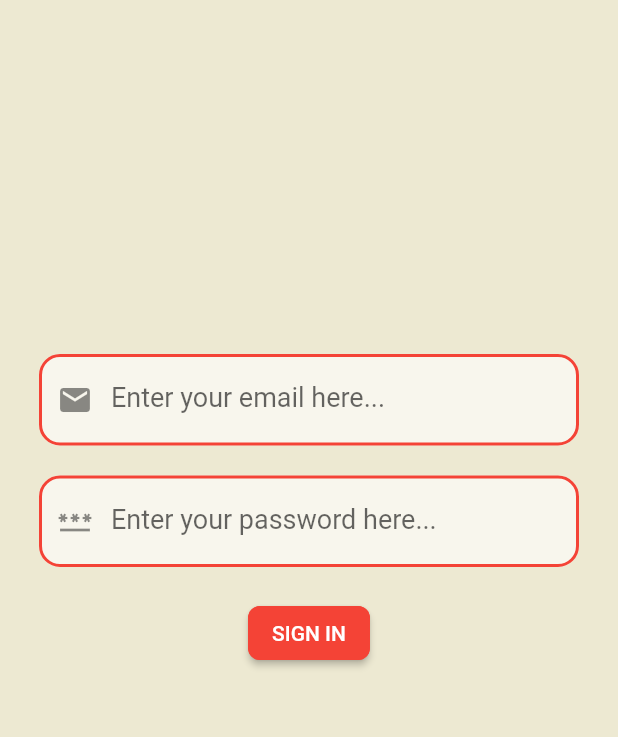
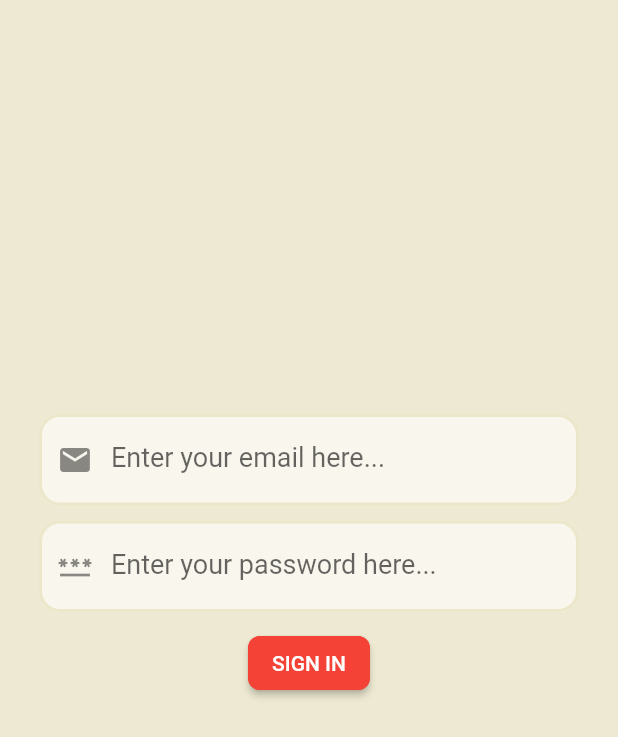
Before and after one commit to ulik88/SmartHome, a Flutter app: the SignInPage screen opened directly, on a phone screen of 412 x 824 dp. Shown: the top 737 px of the screen. Run offline on Flutter 3.47's test engine with Material 2 defaults, Android fonts, the phone set to English and light mode, and no system bars; our stand-ins replace animated_splash_screen, cloud_firestore, firebase_auth, firebase_core, flutter_bloc, flutter_svg and 1 more; accounts and stored records are empty.

Commit message:
style adjusted

```diff
--- a/smart_home/lib/presentatoin/pages/sign_in_page.dart
+++ b/smart_home/lib/presentatoin/pages/sign_in_page.dart
@@ -16,7 +16,7 @@ class SignInPage extends StatelessWidget {
           children: [
             Padding(
               padding: EdgeInsets.only(
-                  left: 20.0, top: 190, right: 20.0, bottom: 20.0),
+                  left: 20.0, top: 230, right: 20.0, bottom: 20.0),
             ),
             TextField(
               textAlign: TextAlign.center,
@@ -29,16 +29,16 @@ class SignInPage extends StatelessWidget {
                 labelText: "Enter your email here...",
                 enabledBorder: OutlineInputBorder(
                   borderRadius: BorderRadius.all(Radius.circular(14.0)),
-                  borderSide: BorderSide(color: Colors.red, width: 2),
+                  borderSide: BorderSide(color: Color(0x65D9D094), width: 2),
                 ),
                 focusedBorder: OutlineInputBorder(
                   borderRadius: BorderRadius.all(Radius.circular(20.0)),
-                  borderSide: BorderSide(color: Colors.red, width: 2),
+                  borderSide: BorderSide(color: Color(0x65D9D094), width: 2),
                 ),
               ),
             ),
             SizedBox(
-              height: 20,
+              height: 10,
               width: 100,
             ),
             TextField(
@@ -55,18 +55,18 @@ class SignInPage extends StatelessWidget {
                 labelText: "Enter your password here...",
                 enabledBorder: OutlineInputBorder(
                   borderRadius: BorderRadius.all(Radius.circular(14.0)),
-                  borderSide: BorderSide(color: Colors.red, width: 2),
+                  borderSide: BorderSide(color: Color(0x65D9D094), width: 2),
                 ),
                 focusedBorder: OutlineInputBorder(
                   borderRadius: BorderRadius.all(Radius.circular(20.0)),
-                  borderSide: BorderSide(color: Colors.red, width: 2),
+                  borderSide: BorderSide(color: Color(0x65D9D094), width: 2),
                 ),
               ),
             ),
             SizedBox(width: 10),
 
             SizedBox(
-              height: 20,
+              height: 10,
               width: 100,
             ),
             ElevatedButton(
```
Also changed, not shown: smart_home/lib/main.dart (+1 -20 lines).
